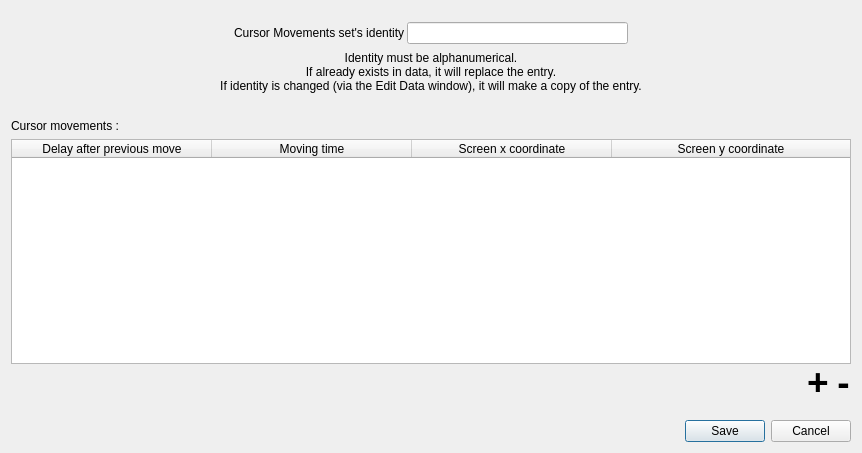
AmirHammouteneEI/ScheduledPasteAndKeys, file ui/CursorMovementsSelectedEditDialog.ui: the form before one commit.
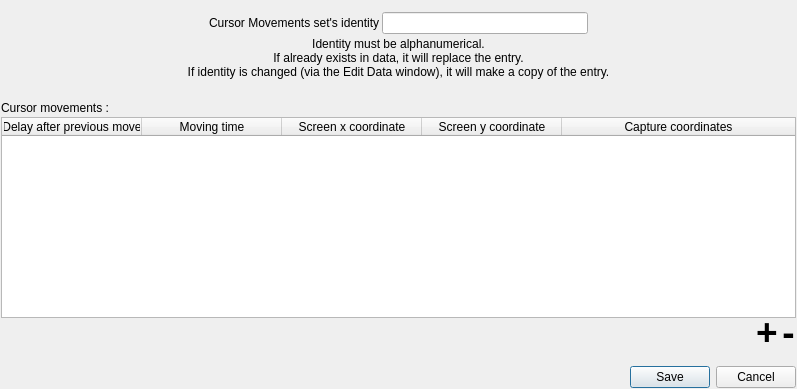
The form after the commit.

Commit message: ready for release version 1.0 ; added capture cursor position assistance widget

The edit to the form file:
```diff
--- a/ui/CursorMovementsSelectedEditDialog.ui
+++ b/ui/CursorMovementsSelectedEditDialog.ui
@@ -6,14 +6,29 @@
    <rect>
     <x>0</x>
     <y>0</y>
-    <width>862</width>
-    <height>453</height>
+    <width>797</width>
+    <height>389</height>
    </rect>
   </property>
   <property name="windowTitle">
    <string>Create/Edit/View a cursor movements set</string>
   </property>
   <layout class="QVBoxLayout" name="verticalLayout">
+   <property name="spacing">
+    <number>2</number>
+   </property>
+   <property name="leftMargin">
+    <number>1</number>
+   </property>
+   <property name="topMargin">
+    <number>1</number>
+   </property>
+   <property name="rightMargin">
+    <number>1</number>
+   </property>
+   <property name="bottomMargin">
+    <number>1</number>
+   </property>
    <item>
     <spacer name="verticalSpacer_3">
      <property name="orientation">
@@ -142,8 +157,11 @@
      <property name="selectionBehavior">
       <enum>QAbstractItemView::SelectionBehavior::SelectRows</enum>
      </property>
+     <property name="columnCount">
+      <number>5</number>
+     </property>
      <attribute name="horizontalHeaderDefaultSectionSize">
-      <number>200</number>
+      <number>140</number>
      </attribute>
      <attribute name="horizontalHeaderStretchLastSection">
       <bool>true</bool>
@@ -171,6 +189,11 @@
        <string>Screen y coordinate</string>
       </property>
      </column>
+     <column>
+      <property name="text">
+       <string>Capture coordinates</string>
+      </property>
+     </column>
     </widget>
    </item>
    <item>
```
The commit also changes 14 other files.
